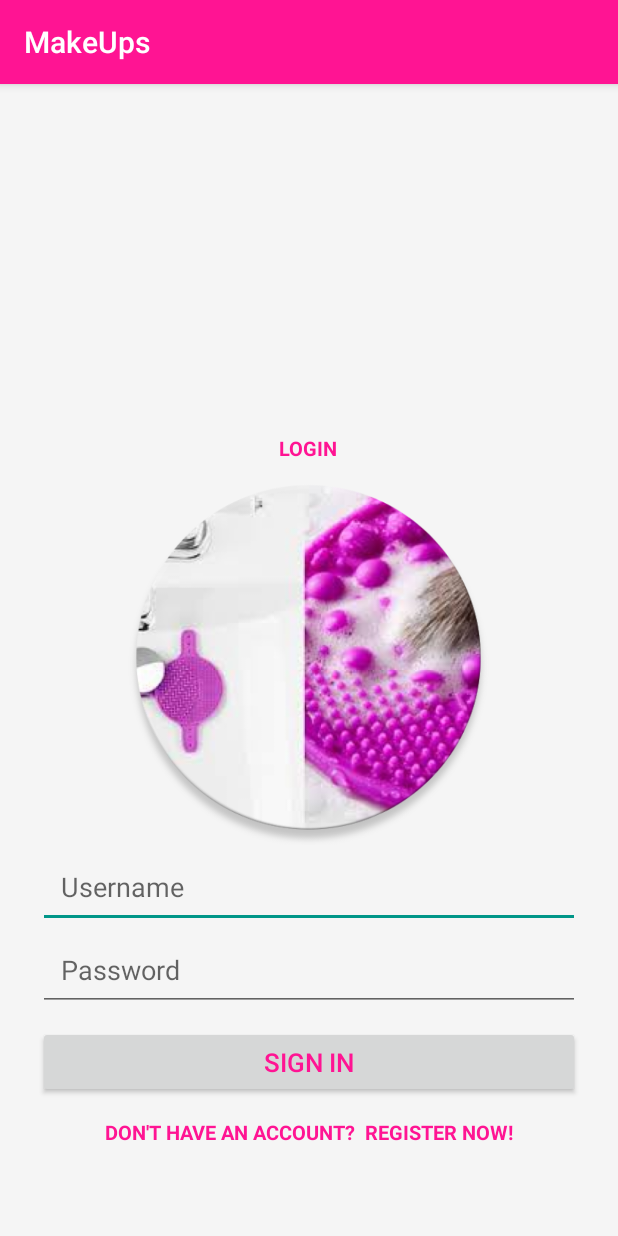
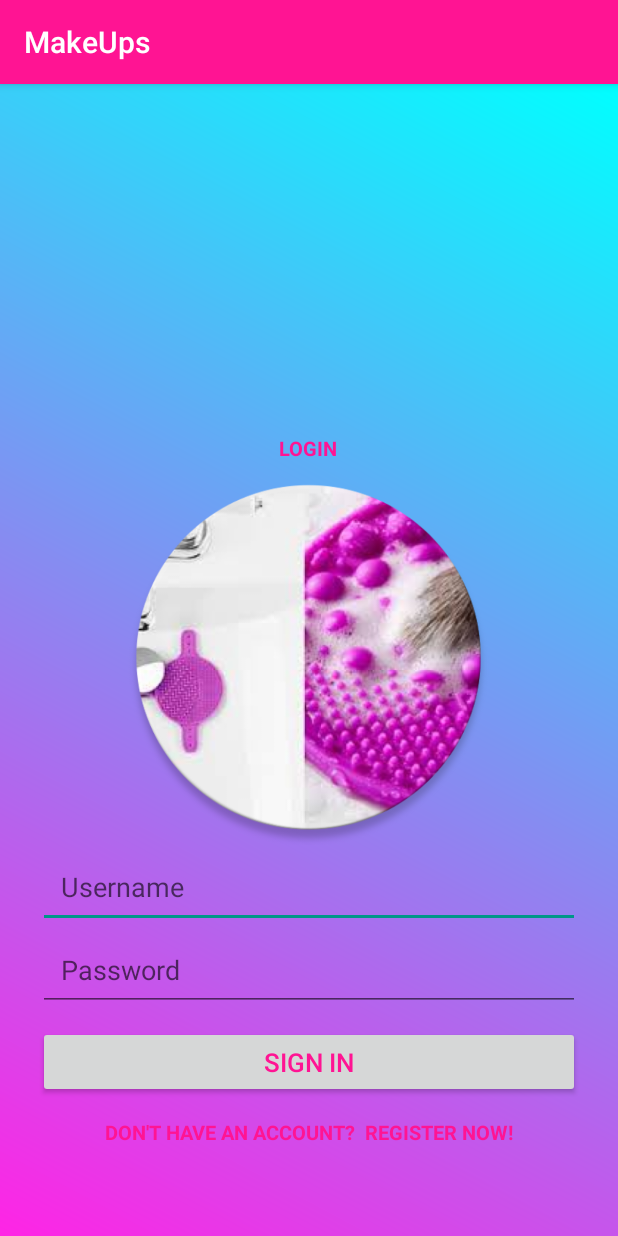
Before and after one commit to francis-mbithi/makeup, an Android app: the screen it shows after launch (LoginActivity), on a phone screen of 412 x 824 dp. Run offline under Robolectric (Android 15) with nearby library versions, the phone set to English and light mode, and no system bars; our stand-ins replace ButterKnife.

Commit message:
add activity gradient

```diff
--- a/app/src/main/java/com/moringaschool/makeups/MainActivity.java
+++ b/app/src/main/java/com/moringaschool/makeups/MainActivity.java
@@ -48,7 +48,7 @@ public class MainActivity extends AppCompatActivity {
 
         Intent intent = getIntent();
         String makeup = intent.getStringExtra("makeup");
-        mLocationTextView.setText("Available Makeup " + makeup);
+        mLocationTextView.setText("The Available Makeup for You " + makeup);
 
     }
 
--- /dev/null
+++ b/app/src/main/res/drawable/colors.xml
@@ -0,0 +1,13 @@
+<shape xmlns:android="http://schemas.android.com/apk/res/android" android:shape="rectangle" >
+    <gradient
+        android:type="linear"
+        android:startColor="#FFFF24E5"
+        android:endColor="#FF00ffff"
+        android:angle="45"/>
+android:centerX="50%"
+android:centerY="50%"
+android:endColor="#FF00ffff"
+android:gradientRadius="100"
+android:startColor="#FFFF24E5"
+android:type="radial" />
+</shape>
--- a/app/src/main/res/layout/activity_login.xml
+++ b/app/src/main/res/layout/activity_login.xml
@@ -2,7 +2,7 @@
 <RelativeLayout xmlns:android="http://schemas.android.com/apk/res/android"
     android:layout_width="match_parent"
     android:layout_height="match_parent"
-    android:background="@color/white_smoke">
+    android:background="@drawable/colors">
 
 
     <LinearLayout
--- a/app/src/main/res/layout/activity_main.xml
+++ b/app/src/main/res/layout/activity_main.xml
@@ -2,7 +2,7 @@
 <RelativeLayout xmlns:android="http://schemas.android.com/apk/res/android"
     android:layout_width="match_parent"
     android:layout_height="match_parent"
-    android:background="@color/white_smoke">
+    android:background="@drawable/colors">
 
 
 
```
